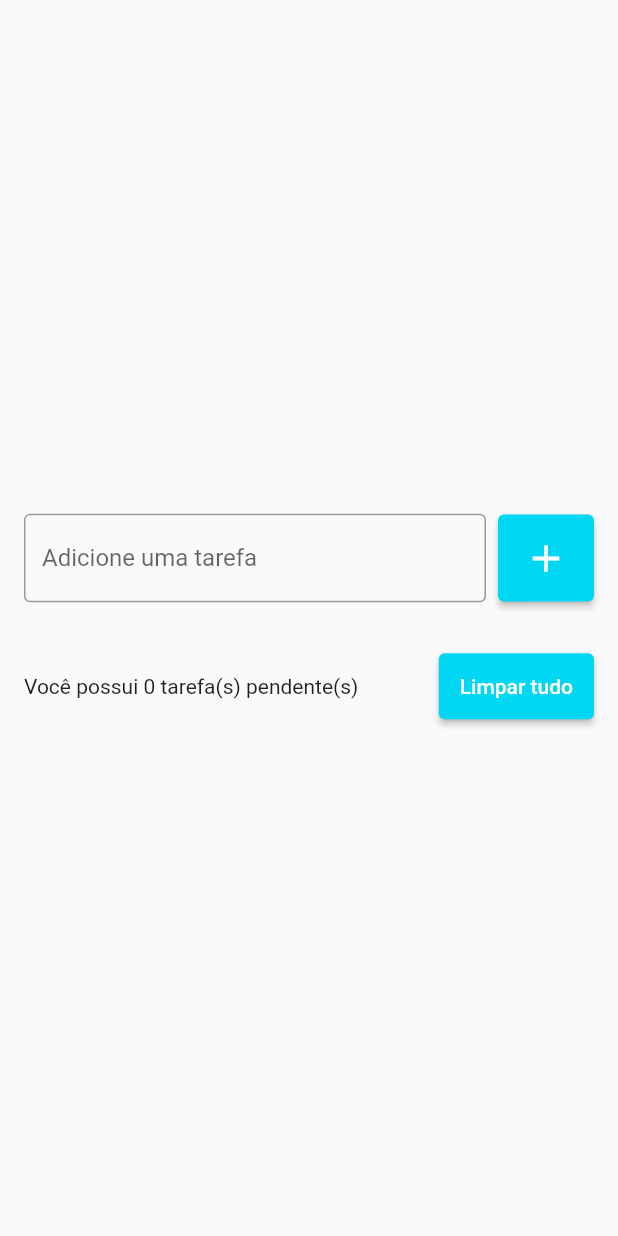
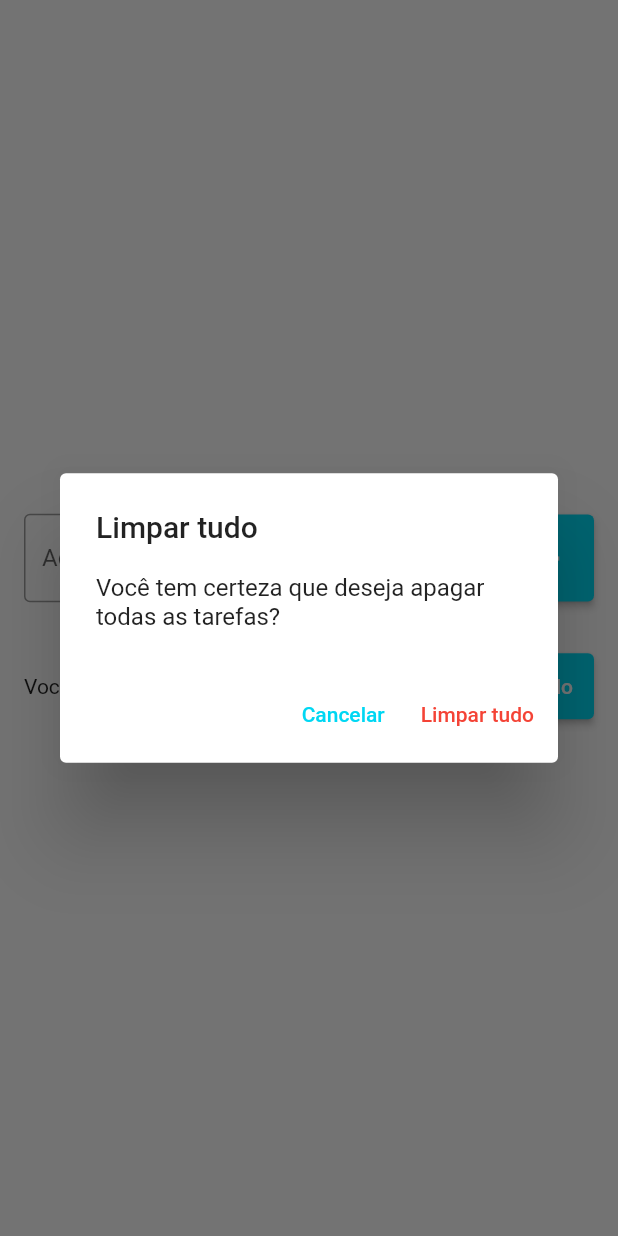
Before and after one commit to anderson-suga/criacao_de_apps_com_flutter, a Flutter app: the screen it shows after launch, after a tap on "Limpar tudo", on a phone screen of 412 x 824 dp. Run offline on Flutter 3.47's test engine with Material 2 defaults, Android fonts, the phone set to English and light mode, and no system bars; our stand-ins replace flutter_slidable.

Commit message:
Aula 103. Deletando Todas as Tarefas

```diff
--- a/Secao_12_Flutter002_Aplicativo_Completo_de_Lista_de_Tarefas/todo_list/lib/pages/todo_list_page.dart
+++ b/Secao_12_Flutter002_Aplicativo_Completo_de_Lista_de_Tarefas/todo_list/lib/pages/todo_list_page.dart
@@ -87,7 +87,7 @@ class _TodoListPageState extends State<TodoListPage> {
                     ),
                     const SizedBox(width: 8),
                     ElevatedButton(
-                      onPressed: () {},
+                      onPressed: showDeleteTodosConfirmationDialog,
                       style: ElevatedButton.styleFrom(
                         primary: const Color(0xff00d7f3),
                         padding: const EdgeInsets.all(14),
@@ -133,4 +133,41 @@ class _TodoListPageState extends State<TodoListPage> {
       duration: const Duration(seconds: 5),
     ));
   }
+
+  void showDeleteTodosConfirmationDialog() {
+    showDialog(
+        context: context,
+        builder: (context) => AlertDialog(
+              title: const Text('Limpar tudo'),
+              content: const Text(
+                  'Você tem certeza que deseja apagar todas as tarefas?'),
+              actions: [
+                TextButton(
+                  onPressed: () {
+                    Navigator.of(context).pop();
+                  },
+                  style: TextButton.styleFrom(
+                    primary: const Color(0xff00d7f3),
+                  ),
+                  child: const Text('Cancelar'),
+                ),
+                TextButton(
+                  onPressed: () {
+                    Navigator.of(context).pop();
+                    deleteAllTodos();
+                  },
+                  style: TextButton.styleFrom(
+                    primary: Colors.red,
+                  ),
+                  child: const Text('Limpar tudo'),
+                ),
+              ],
+            ));
+  }
+
+  void deleteAllTodos() {
+    setState(() {
+      todos.clear();
+    });
+  }
 }
```
